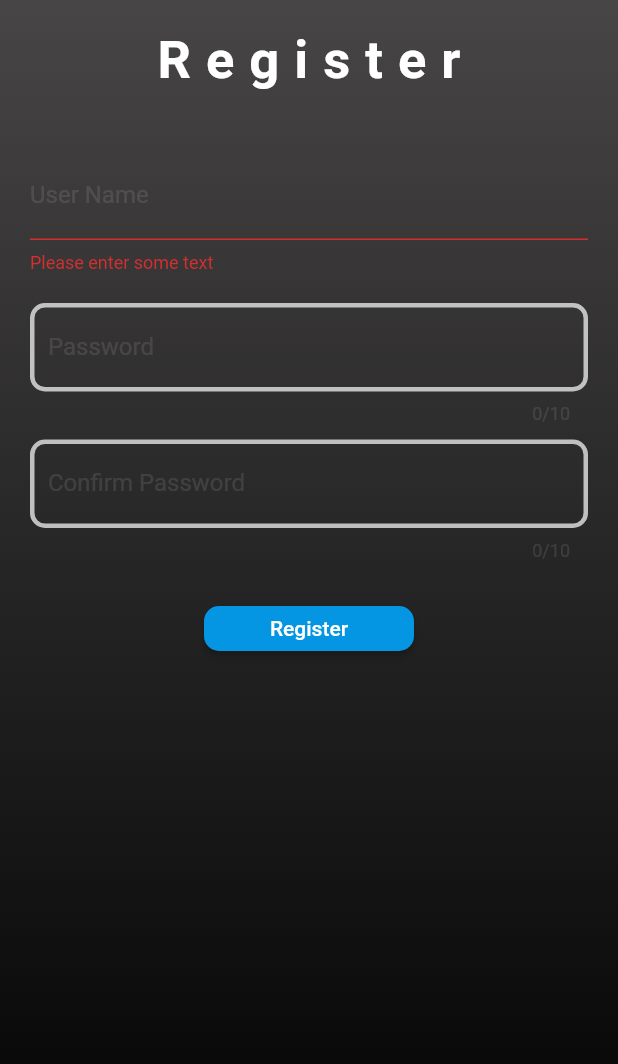
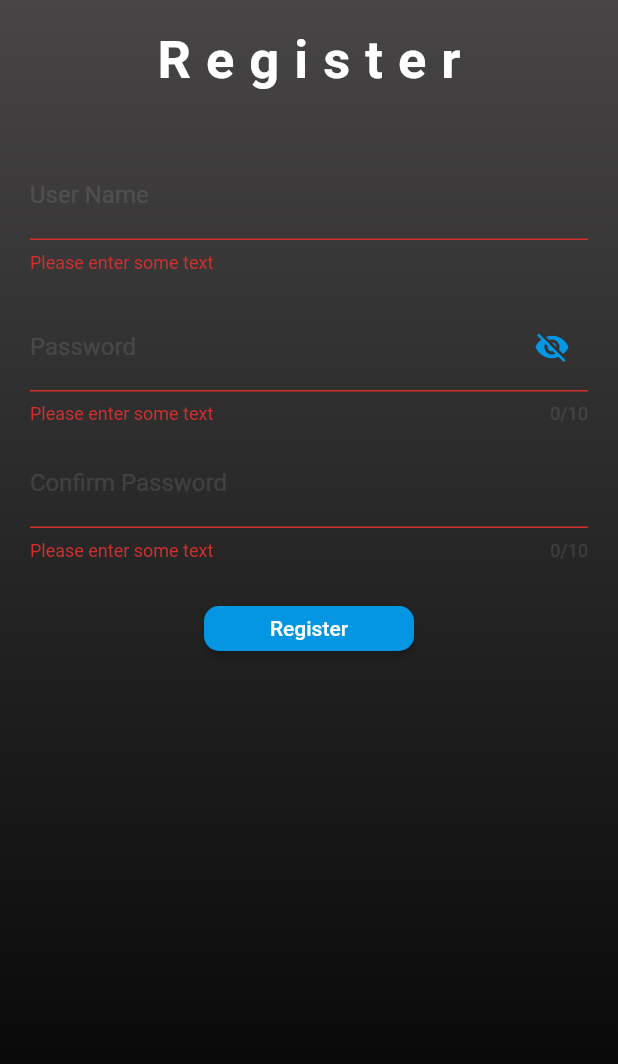
Before and after one commit to EhsanFallahi/ehsan_store, a Flutter app: the RegisterationScreen screen opened directly, after a tap on "Register", on a phone screen of 412 x 824 dp. Shown: the top 1064 px of the screen. Run offline on Flutter 3.47's test engine with Material 2 defaults, Android fonts, the phone set to English and light mode, and no system bars; our stand-ins replace dio, get, splashscreen; missing offline and left inert: dart:html, dart:js, favorite_button; network calls fail.

Commit message:
finish login code

```diff
--- /dev/null
+++ b/lib/controller/register_controller/RegisterController.dart
@@ -0,0 +1,53 @@
+import 'package:ehsan_store/data_source/model/admin/Admin.dart';
+import 'package:ehsan_store/data_source/model/user/User.dart';
+import 'package:ehsan_store/data_source/repository/login/LoginRepository.dart';
+import 'package:ehsan_store/screens/dashboard/DashboardScreen.dart';
+import 'package:flutter/material.dart';
+import 'package:get/get.dart';
+
+class RegisterController extends GetxController{
+  User _user = User();
+  Admin _admin = Admin();
+
+  LoginRepository _loginRepository = LoginRepository();
+  final GlobalKey<FormState> formKey = GlobalKey();
+  final TextEditingController usernameController = TextEditingController();
+  final TextEditingController passwordController = TextEditingController();
+  final TextEditingController confirmPasswordController =
+  TextEditingController();
+
+  RxBool changeDisplayPassword = false.obs;
+  RxBool isLoading = false.obs;
+  RxBool isValidUser = false.obs;
+  RxBool isValidAdmin = false.obs;
+  RxString roll = ''.obs;
+
+  void registerUser(User user, String confirmPassword) async {
+    isLoading(true);
+    if (user.password == confirmPassword) {
+      try {
+        await _loginRepository.addUser(user);
+        print('user  added!');
+        cleanTextFeilds();
+        Get.off(DashboardScreen());
+      } finally {
+        isLoading(false);
+      }
+    } else if (user.password != confirmPassword) {
+      isLoading(false);
+      Get.snackbar('Wrong Confirm Password', 'Please Enter Corectly',
+          snackPosition: SnackPosition.BOTTOM,
+          margin: EdgeInsets.all(8),
+          colorText: Theme
+              .of(Get.context)
+              .accentColor,
+          backgroundColor: Colors.black87.withOpacity(0.8));
+    }
+  }
+
+  void cleanTextFeilds() {
+    usernameController.text='';
+    passwordController.text='';
+    confirmPasswordController.text='';
+  }
+}
--- a/lib/data_source/repository/login/LoginRepository.dart
+++ b/lib/data_source/repository/login/LoginRepository.dart
@@ -24,7 +24,6 @@ class LoginRepository implements AbstractLoginRepository {
 
   @override
   Future<Response> getUser() async {
-
     return _dio.get('/user');
   }
 
--- a/lib/main.dart
+++ b/lib/main.dart
@@ -7,7 +7,7 @@ import 'package:ehsan_store/screens/dashboard/DashboardScreen.dart';
 import 'package:ehsan_store/screens/favorite/FavoritesScreen.dart';
 import 'package:ehsan_store/screens/login/LoginScreen.dart';
 import 'package:ehsan_store/screens/product_detail/ProductDetail.dart';
-import 'package:ehsan_store/screens/register/Registeration.dart';
+import 'package:ehsan_store/screens/register/RegisterScreen.dart';
 import 'package:ehsan_store/screens/settings/ProfileSetting.dart';
 import 'package:ehsan_store/screens/splash/SplashScreen.dart';
 import 'package:flutter/material.dart';
--- a/lib/screens/dashboard/DashboardScreen.dart
+++ b/lib/screens/dashboard/DashboardScreen.dart
@@ -107,8 +107,7 @@ class DashboardScreen extends StatelessWidget {
                             color: Colors.white,
                             borderRadius: BorderRadius.circular(20)),
                       )),
-                ]
-                ),
+                ]),
                 Container(
                   height: listHeight,
                   child: ListView.builder(
--- a/lib/screens/login/LoginScreen.dart
+++ b/lib/screens/login/LoginScreen.dart
@@ -2,6 +2,7 @@ import 'dart:html';
 
 import 'package:ehsan_store/controller/login_controller/LoginController.dart';
 import 'package:ehsan_store/screens/dashboard/DashboardScreen.dart';
+import 'package:ehsan_store/screens/register/RegisterScreen.dart';
 import 'package:flutter/material.dart';
 import 'package:get/get.dart';
 
@@ -159,7 +160,10 @@ class LoginScreen extends StatelessWidget {
                         textColor: Colors.white,
                         color: Colors.blue,
                         child: Text('Register'),
-                        onPressed: () {},
+                        onPressed: () {
+                          cleanTextFeilds();
+                          Get.to(RegisterationScreen());
+                        },
                         shape: RoundedRectangleBorder(
                             borderRadius: BorderRadius.circular(10)),
                         borderSide:
@@ -173,4 +177,9 @@ class LoginScreen extends StatelessWidget {
       ),
     ));
   }
+
+  void cleanTextFeilds() {
+    _loginController.usernameController.text='';
+    _loginController.passwordController.text='';
+  }
 }
--- /dev/null
+++ b/lib/screens/register/RegisterScreen.dart
@@ -0,0 +1,239 @@
+import 'dart:html';
+
+import 'package:ehsan_store/controller/login_controller/LoginController.dart';
+import 'package:ehsan_store/controller/register_controller/RegisterController.dart';
+import 'package:ehsan_store/data_source/model/user/User.dart';
+import 'package:flutter/material.dart';
+import 'package:get/get.dart';
+
+class RegisterationScreen extends StatelessWidget {
+  RegisterController get _registerController => Get.find<RegisterController>();
+
+  @override
+  Widget build(BuildContext context) {
+    Get.lazyPut<RegisterController>(() => RegisterController());
+
+    return Scaffold(
+        body: Container(
+      decoration: BoxDecoration(
+        gradient: LinearGradient(
+          begin: Alignment.topCenter,
+          end: Alignment.bottomCenter,
+          colors: <Color>[Color(0xfF474546), Color(0xfF000000)],
+        ),
+      ),
+      child: Form(
+        key: _registerController.formKey,
+        child: Padding(
+            padding: EdgeInsets.all(10),
+            child: Column(
+              children: <Widget>[
+                Container(
+                    alignment: Alignment.center,
+                    padding: EdgeInsets.all(10),
+                    child: Text(
+                      'Register',
+                      style: TextStyle(
+                          color: Colors.white,
+                          fontWeight: FontWeight.bold,
+                          letterSpacing: 10,
+                          fontSize: 35),
+                    )),
+                SizedBox(
+                  height: 20,
+                ),
+                Container(
+                  padding: EdgeInsets.all(10),
+                  child: TextFormField(
+                    style: TextStyle(color: Color(0xfF0496E2)),
+                    autovalidateMode: AutovalidateMode.onUserInteraction,
+                    controller: _registerController.usernameController,
+                    validator: (value) {
+                      if (value.isEmpty) {
+                        return 'Please enter some text';
+                      }
+                      if (value.length < 6) {
+                        return 'Must be more than 6 charater';
+                      } else
+                        return null;
+                    },
+                    decoration: InputDecoration(
+                      enabledBorder: OutlineInputBorder(
+                        borderRadius: BorderRadius.circular(10),
+                        borderSide: BorderSide(color: Colors.white70, width: 3),
+                      ),
+                      labelText: 'User Name',
+                    ),
+                  ),
+                ),
+                Container(
+                  padding: EdgeInsets.fromLTRB(10, 10, 10, 0),
+                  child: Obx(
+                    () => TextFormField(
+                      autovalidateMode: AutovalidateMode.onUserInteraction,
+                      obscureText:
+                          !_registerController.changeDisplayPassword.value,
+                      controller: _registerController.passwordController,
+                      maxLength: 10,
+                      style: TextStyle(color: Color(0xfF0496E2)),
+                      validator: (value) {
+                        if (value.isEmpty) {
+                          return 'Please enter some text';
+                        }
+                        if (value.length < 6) {
+                          return 'Must be more than 6 charater';
+                        } else
+                          return null;
+                      },
+                      decoration: InputDecoration(
+                          enabledBorder: OutlineInputBorder(
+                            borderRadius: BorderRadius.circular(10),
+                            borderSide:
+                                BorderSide(color: Colors.white70, width: 3),
+                          ),
+                          labelText: 'Password',
+                          suffixIcon: IconButton(
+                              icon: Obx(
+                                () => Icon(
+                                  // Based on passwordVisible state choose the icon
+                                  _registerController
+                                          .changeDisplayPassword.value
+                                      ? Icons.visibility
+                                      : Icons.visibility_off,
+                                  color: Theme.of(context).accentColor,
+                                ),
+                              ),
+                              onPressed: () {
+                                _registerController
+                                        .changeDisplayPassword.value =
+                                    !_registerController
+                                        .changeDisplayPassword.value;
+                              })),
+                    ),
+                  ),
+                ),
+                Container(
+                  padding: EdgeInsets.fromLTRB(10, 10, 10, 0),
+                  child: Obx(
+                    () => TextFormField(
+                      autovalidateMode: AutovalidateMode.onUserInteraction,
+                      obscureText:
+                          !_registerController.changeDisplayPassword.value,
+                      controller: _registerController.confirmPasswordController,
+                      maxLength: 10,
+                      style: TextStyle(color: Color(0xfF0496E2)),
+                      validator: (value) {
+                        if (value.isEmpty) {
+                          return 'Please enter some text';
+                        }
+                        if (value.length < 6) {
+                          return 'Must be more than 6 charater';
+                        } else
+                          return null;
+                      },
+                      decoration: InputDecoration(
+                          enabledBorder: OutlineInputBorder(
+                            borderRadius: BorderRadius.circular(10),
+                            borderSide:
+                                BorderSide(color: Colors.white70, width: 3),
+                          ),
+                          labelText: 'Confirm Password',
+                          // suffixIcon: IconButton(
+                          //     icon: Obx(
+                          //       () => Icon(
+                          //         // Based on passwordVisible state choose the icon
+                          //         _registerController
+                          //                 .changeDisplayPassword.value
+                          //             ? Icons.visibility
+                          //             : Icons.visibility_off,
+                          //         color: Theme.of(context).accentColor,
+                          //       ),
+                          //     ),
+                          //     onPressed: () {
+                          //       _registerController
+                          //               .changeDisplayPassword.value =
+                          //           !_registerController
+                          //               .changeDisplayPassword.value;
+                          //     })
+                      ),
+                    ),
+                  ),
+                ),
+                SizedBox(
+                  height: 30,
+                ),
+                Align(
+                  alignment: FractionalOffset.bottomCenter,
+                  child: SizedBox(
+                      width: 140,
+                      height: 30,
+                      child: ElevatedButton(
+                        child: Text('Register'),
+                        style: ButtonStyle(
+                            foregroundColor:
+                                MaterialStateProperty.all<Color>(Colors.white),
+                            backgroundColor: MaterialStateProperty.all<Color>(
+                                Color(0xfF0496E2)),
+                            shape: MaterialStateProperty.all<
+                                RoundedRectangleBorder>(RoundedRectangleBorder(
+                              borderRadius: BorderRadius.circular(10),
+                            ))),
+                        onPressed: () {
+                          if (_registerController.formKey.currentState
+                              .validate()) {
+                            _registerController.registerUser(
+                                User(
+                                    userName: _registerController
+                                        .usernameController.text
+                                        .trim()
+                                        .toLowerCase(),
+                                    password: _registerController
+                                        .passwordController.text
+                                        .trim()
+                                        .toLowerCase(),
+                                    roll: 'user'),
+                                _registerController
+                                    .confirmPasswordController.text
+                                    .trim()
+                                    .toLowerCase());
+                          }
+                          // else if (_formKey.currentState.validate() &&
+                          //     validateUserName() &&
+                          //     validatePassword()) {
+                          //   // Get.off(TodoList());
+                          //
+                          //   Get.snackbar(
+                          //       'Hi Dear $userName', 'Welcome to ToDo App',
+                          //       snackPosition: SnackPosition.BOTTOM,
+                          //       margin: EdgeInsets.all(8),
+                          //       colorText: Colors.green,
+                          //       backgroundColor: Colors.black87);
+                          // }
+                          else {
+                            return;
+                          }
+                        },
+                      )),
+                ),
+              ],
+            )),
+      ),
+    ));
+  }
+
+// bool validateUserName() {
+//   if (nameController.text.toLowerCase().trim() == userName) {
+//     return true;
+//   } else {
+//     return false;
+//   }
+// }
+//
+// bool validatePassword() {
+//   if (passwordController.text.toLowerCase().trim() == password) {
+//     return true;
+//   } else {
+//     return false;
+//   }
+// }
+}
--- a/lib/screens/register/Registeration.dart
+++ /dev/null
@@ -1,242 +0,0 @@
-import 'dart:html';
-
-import 'package:flutter/material.dart';
-import 'package:get/get.dart';
-
-class RegisterationScreen extends StatelessWidget {
-  // TodoController myController=Get.put(TodoController());
-  GlobalKey<FormState> _formKey = GlobalKey();
-
-  TextEditingController nameController = TextEditingController();
-  TextEditingController passwordController = TextEditingController();
-
-  var userName = '';
-  var password = '';
-
-  @override
-  Widget build(BuildContext context) {
-    // myController.getUser().then((value){
-    //   var a=User.fromJson(value.data[0]);
-    //   userName=a.userName;
-    //   password=a.password;
-    // });
-
-    return Scaffold(
-        body: Container(
-          decoration: BoxDecoration(
-            gradient: LinearGradient(
-              begin: Alignment.topCenter,
-              end: Alignment.bottomCenter,
-              colors: <Color>[Color(0xfF474546), Color(0xfF000000)],
-            ),
-          ),
-          child: Form(
-            key: _formKey,
-            child: Padding(
-                padding: EdgeInsets.all(10),
-                child: Column(
-                  children: <Widget>[
-                    Container(
-                        alignment: Alignment.center,
-                        padding: EdgeInsets.all(10),
-                        child:
-                        Text(
-                          'Register',
-                          style: TextStyle(
-                              color: Colors.white,
-                              fontWeight: FontWeight.bold,
-                              letterSpacing: 10,
-                              fontSize: 35),
-                        )),
-                    SizedBox(
-                      height: 20,
-                    ),
-                    Container(
-                      padding: EdgeInsets.all(10),
-                      child: TextFormField(
-                        style: TextStyle(color: Color(0xfF0496E2)),
-                        autovalidateMode: AutovalidateMode.onUserInteraction,
-                        controller: nameController,
-                        validator: (value) {
-                          if (value.isEmpty) {
-                            return 'Please enter some text';
-                          }
-                          if (value.length < 6) {
-                            return 'Must be more than 6 charater';
-                          } else
-                            return null;
-                        },
-                        decoration: InputDecoration(
-                          enabledBorder: OutlineInputBorder(
-                            borderRadius: BorderRadius.circular(10),
-                            borderSide: BorderSide(color: Colors.white70,
-                                width: 3),
-                          ),
-                          labelText: 'User Name',
-                        ),
-                      ),
-                    ),
-                    Container(
-                      padding: EdgeInsets.fromLTRB(10, 10, 10, 0),
-                      child:
-                      // Obx(()=>
-                      TextFormField(
-                        autovalidateMode: AutovalidateMode.onUserInteraction,
-                        // obscureText: !myController.changeDisplayPassword.value,
-                        controller: passwordController,
-                        maxLength: 10,
-                        style: TextStyle(color: Color(0xfF0496E2)),
-                        validator: (value) {
-                          // if (value.isEmpty) {
-                          //   return 'Please enter some text';
-                          // }
-                          // if (value.length < 8) {
-                          //   return 'Must be more than 8 charater';
-                          // } else
-                          //   return null;
-                        },
-                        decoration: InputDecoration(
-                          enabledBorder: OutlineInputBorder(
-                            borderRadius: BorderRadius.circular(10),
-                            borderSide: BorderSide(color: Colors.white70,
-                                width: 3),
-                          ),
-                          labelText: 'Password',
-                          // suffixIcon: IconButton(
-                          //     icon: Obx(()=>Icon(
-                          //       // Based on passwordVisible state choose the icon
-                          //       myController.changeDisplayPassword.value
-                          //           ? Icons.visibility
-                          //           : Icons.visibility_off,
-                          //       color: Theme.of(context).primaryColorDark,
-                          //     ),
-                          //     ),
-                          //     onPressed: () {
-                          //       // if(myController.changeDisplayPassword.value==true){
-                          //       //   myController.changeDisplayPassword(false);
-                          //       // }else{
-                          //       //   myController.changeDisplayPassword(true);
-                          //       // }
-                          //     }
-                          //     )
-                        ),
-                      ),
-                      // ),
-                    ),Container(
-                      padding: EdgeInsets.fromLTRB(10, 10, 10, 0),
-                      child:
-                      // Obx(()=>
-                      TextFormField(
-                        autovalidateMode: AutovalidateMode.onUserInteraction,
-                        // obscureText: !myController.changeDisplayPassword.value,
-                        controller: passwordController,
-                        onTap: (){},
-                        maxLength: 10,
-                        style: TextStyle(color: Color(0xfF0496E2)),
-                        validator: (value) {
-                          // if (value.isEmpty) {
-                          //   return 'Please enter some text';
-                          // }
-                          // if (value.length < 8) {
-                          //   return 'Must be more than 8 charater';
-                          // } else
-                          //   return null;
-                        },
-                        decoration: InputDecoration(
-                          enabledBorder: OutlineInputBorder(
-                            borderRadius: BorderRadius.circular(10),
-                            borderSide: BorderSide(color: Colors.white70,
-                                width: 3),
-                          ),
-                          labelText: 'Confirm Password',
-                          // suffixIcon: IconButton(
-                          //     icon: Obx(()=>Icon(
-                          //       // Based on passwordVisible state choose the icon
-                          //       myController.changeDisplayPassword.value
-                          //           ? Icons.visibility
-                          //           : Icons.visibility_off,
-                          //       color: Theme.of(context).primaryColorDark,
-                          //     ),
-                          //     ),
-                          //     onPressed: () {
-                          //       // if(myController.changeDisplayPassword.value==true){
-                          //       //   myController.changeDisplayPassword(false);
-                          //       // }else{
-                          //       //   myController.changeDisplayPassword(true);
-                          //       // }
-                          //     }
-                          //     )
-                        ),
-                      ),
-                      // ),
-                    ),
-                    SizedBox(
-                      height: 30,
-                    ),
-                 Align(
-                      alignment: FractionalOffset.bottomCenter,
-                      child: SizedBox(
-                        width: 140,
-                        height: 30,
-                        child: ElevatedButton(
-                          child: Text('Register'),
-                          style: ButtonStyle(
-                              foregroundColor:
-                              MaterialStateProperty.all<Color>(Colors.white),
-                              backgroundColor:
-                              MaterialStateProperty.all<Color>(Color(0xfF0496E2)),
-                              shape:
-                              MaterialStateProperty.all<RoundedRectangleBorder>(
-                                  RoundedRectangleBorder(
-                                    borderRadius: BorderRadius.circular(10),
-                                  ))),
-                          onPressed: () {
-                            if (_formKey.currentState.validate() &&
-                                !validateUserName() &&
-                                !validatePassword()) {
-                              Get.snackbar('User Not Found!',
-                                  'Please enter the information correctly',
-                                  snackPosition: SnackPosition.BOTTOM,
-                                  margin: EdgeInsets.all(8),
-                                  colorText: Colors.redAccent,
-                                  backgroundColor: Colors.black87);
-                            } else if (_formKey.currentState.validate() &&
-                                validateUserName() &&
-                                validatePassword()) {
-                              // Get.off(TodoList());
-
-                              Get.snackbar(
-                                  'Hi Dear $userName', 'Welcome to ToDo App',
-                                  snackPosition: SnackPosition.BOTTOM,
-                                  margin: EdgeInsets.all(8),
-                                  colorText: Colors.green,
-                                  backgroundColor: Colors.black87);
-                            } else {
-                              return;
-                            }
-                          },
-                        )
-                      ),
-                    ),
-                  ],
-                )),
-          ),
-        ));
-  }
-
-  bool validateUserName() {
-    if (nameController.text.toLowerCase().trim() == userName) {
-      return true;
-    } else {
-      return false;
-    }
-  }
-
-  bool validatePassword() {
-    if (passwordController.text.toLowerCase().trim() == password) {
-      return true;
-    } else {
-      return false;
-    }
-  }
-}
```
Also changed, not shown: lib/controller/login_controller/LoginController.dart (+81 -32 lines).
